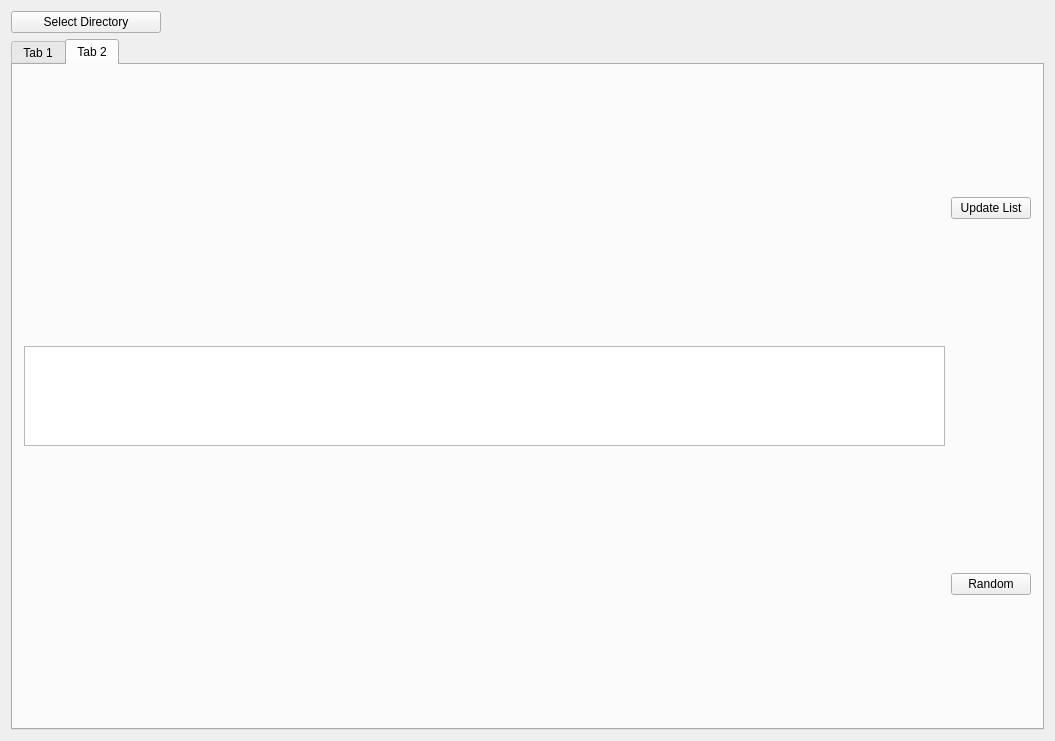
SergySanJj/SJView, file SJViewer/mainwindow.ui: the form before one commit.
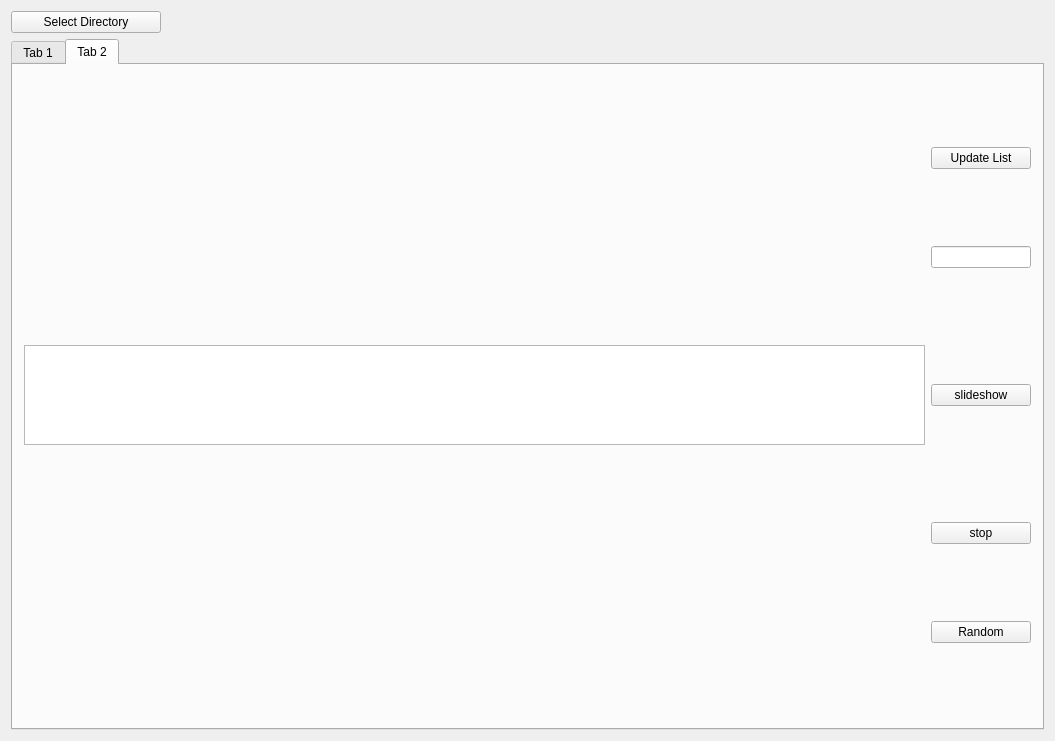
The form after the commit.

```diff
--- a/SJViewer/mainwindow.ui
+++ b/SJViewer/mainwindow.ui
@@ -90,7 +90,7 @@
         <string>Tab 2</string>
        </attribute>
        <layout class="QGridLayout" name="gridLayout_2">
-        <item row="2" column="1">
+        <item row="4" column="1">
          <widget class="QPushButton" name="randomButton">
           <property name="text">
            <string>Random</string>
@@ -111,7 +111,7 @@
           </property>
          </layout>
         </item>
-        <item row="1" column="0">
+        <item row="2" column="0">
          <widget class="QListView" name="stackView">
           <property name="maximumSize">
            <size>
@@ -121,6 +121,30 @@
           </property>
          </widget>
         </item>
+        <item row="1" column="1">
+         <widget class="QLineEdit" name="timeInterval">
+          <property name="maximumSize">
+           <size>
+            <width>100</width>
+            <height>16777215</height>
+           </size>
+          </property>
+         </widget>
+        </item>
+        <item row="2" column="1">
+         <widget class="QPushButton" name="slideshowButton">
+          <property name="text">
+           <string>slideshow</string>
+          </property>
+         </widget>
+        </item>
+        <item row="3" column="1">
+         <widget class="QPushButton" name="stopButton">
+          <property name="text">
+           <string>stop</string>
+          </property>
+         </widget>
+        </item>
        </layout>
       </widget>
      </widget>
```
